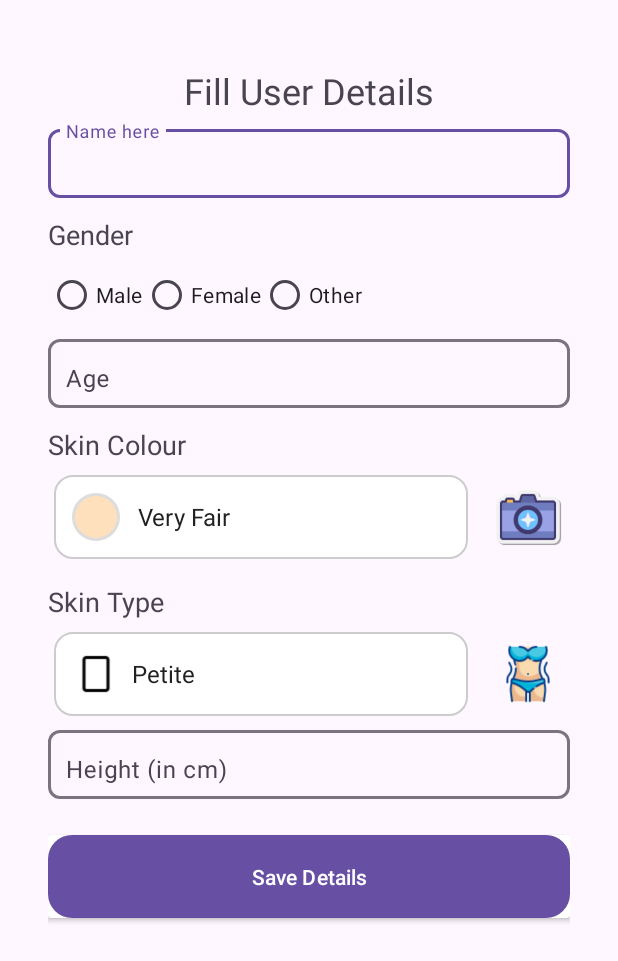
After one commit to miday-vishalkeshari/Dressify_android, an Android app: the FillUserDetailsActivity screen opened directly, with no data from a screen before it, on a phone screen of 412 x 824 dp. The commit adds this screen. Shown: the top 961 px of the screen. Run offline under Robolectric (Android 15) with nearby library versions, the light colour scheme and no system bars; our stand-ins replace Firebase (no records; nobody signed in at launch, a user with empty details on screens opened directly).

Commit message:
Backup Dressify48 added a filluserdeatil page when ne user login to get baseic detial to seggest gender based...

```diff
--- a/app/build.gradle.kts
+++ b/app/build.gradle.kts
@@ -77,4 +77,6 @@ dependencies {
     annotationProcessor("com.github.bumptech.glide:compiler:4.16.0")
 
     implementation("androidx.recyclerview:recyclerview:1.3.1")
+
+    implementation ("com.facebook.shimmer:shimmer:0.5.0")
 }
--- a/app/src/main/AndroidManifest.xml
+++ b/app/src/main/AndroidManifest.xml
@@ -15,6 +15,10 @@
         android:supportsRtl="true"
         android:theme="@style/Theme.Dressify"
         tools:targetApi="31">
+        <activity
+            android:name=".FillUserDetailsActivity"
+            android:windowSoftInputMode="adjustResize"
+            android:exported="false" />
         <activity
             android:name=".WishlistActivity"
             android:exported="false" />
--- /dev/null
+++ b/app/src/main/java/com/example/dressify/FillUserDetailsActivity.kt
@@ -0,0 +1,314 @@
+package com.example.dressify
+
+import android.Manifest
+import android.app.Activity
+import android.content.Intent
+import android.content.pm.PackageManager
+import android.graphics.Bitmap
+import android.os.Bundle
+import android.provider.MediaStore
+import android.util.Log
+import android.widget.*
+import androidx.activity.result.ActivityResultLauncher
+import androidx.activity.result.contract.ActivityResultContracts
+import androidx.appcompat.app.AppCompatActivity
+import androidx.core.app.ActivityCompat
+import androidx.core.content.ContextCompat
+import androidx.core.view.ViewCompat
+import androidx.core.view.WindowInsetsCompat
+import com.example.dressify.adapters.SkinColourAdapter
+import com.example.dressify.adapters.SkinTypeAdapter
+import com.google.firebase.firestore.FieldValue
+import com.google.firebase.firestore.FirebaseFirestore
+import java.io.ByteArrayOutputStream
+import java.util.UUID
+
+class FillUserDetailsActivity : AppCompatActivity() {
+
+    private lateinit var editTextName: EditText
+    private lateinit var genderRadioGroup: RadioGroup
+    private lateinit var editTextAge: EditText
+    private lateinit var skinColourSpinner: Spinner
+    private lateinit var skinTypeSpinner: Spinner
+    private lateinit var editTextHeight: EditText
+    private lateinit var saveButton: Button
+    private var userdocumentId: String? = null
+    private lateinit var db: FirebaseFirestore
+    private lateinit var photoPreviewLauncher: ActivityResultLauncher<Intent>
+    private lateinit var cameraLauncher: ActivityResultLauncher<Intent>
+    private var userEmail: String? = null
+    private var userName: String? = null
+
+    private val skinColours = listOf(
+        "Very Fair", "Fair", "Medium Fair", "Medium", "Medium Dark", "Dark", "Very Dark"
+    )
+    private val skinColourHexCodes = listOf(
+        0xFFFFE0BD.toInt(), 0xFFEECD9C.toInt(), 0xFFCEAA88.toInt(), 0xFFBE8C63.toInt(),
+        0xFF8D5524.toInt(), 0xFF7D451A.toInt(), 0xFF5C3317.toInt()
+    )
+    private val skinTypes = listOf(
+        "Petite", "Column Female", "Inverted Triangle Female", "Apple", "Brick",
+        "Pear", "Hourglass", "Full Hourglass", "Rectangle", "Square",
+        "Inverted Triangle Male", "Triangle", "Column Male", "Trapezium", "Circle", "Oval"
+    )
+    private val skinTypeIcons = listOf(
+        R.drawable.ic_rectangle, R.drawable.ic_column, R.drawable.ic_inverted_triangle, R.drawable.ic_apple, R.drawable.ic_rectangle,
+        R.drawable.ic_triangle, R.drawable.ic_hourglass, R.drawable.ic_full_hourglass, R.drawable.ic_rectangle, R.drawable.ic_square,
+        R.drawable.ic_inverted_triangle, R.drawable.ic_triangle, R.drawable.ic_column, R.drawable.ic_trapezium, R.drawable.ic_circle, R.drawable.ic_oval
+    )
+
+
+    override fun onCreate(savedInstanceState: Bundle?) {
+        super.onCreate(savedInstanceState)
+        setContentView(R.layout.activity_fill_user_details)
+
+        // Initialize Firestore
+        db = FirebaseFirestore.getInstance()
+
+        userEmail = intent.getStringExtra("email") // Fetch email from Intent
+        userName = intent.getStringExtra("name")  // Fetch name from Intent
+
+        // Initialize views
+        editTextName = findViewById(R.id.editTextName)
+        editTextName.setText(userName) // Set the name in the EditText
+
+        genderRadioGroup = findViewById(R.id.genderRadioGroup)
+        editTextAge = findViewById(R.id.editTextAge)
+        skinColourSpinner = findViewById(R.id.skinColourSpinner)
+        skinTypeSpinner = findViewById(R.id.skinTypeSpinner)
+        editTextHeight = findViewById(R.id.editTextHeight)
+        saveButton = findViewById(R.id.saveButton)
+
+
+
+        val scrollView = findViewById<ScrollView>(R.id.scrollView) // Add an ID to your ScrollView in XML
+
+        // Handle keyboard insets
+        ViewCompat.setOnApplyWindowInsetsListener(scrollView) { view, insets ->
+            val imeInsets = insets.getInsets(WindowInsetsCompat.Type.ime())
+            val systemInsets = insets.getInsets(WindowInsetsCompat.Type.systemBars())
+            view.setPadding(
+                systemInsets.left,
+                systemInsets.top,
+                systemInsets.right,
+                imeInsets.bottom
+            )
+            insets
+        }
+
+        val editTextFields = listOf(
+            findViewById<EditText>(R.id.editTextName),
+            findViewById<EditText>(R.id.editTextAge),
+            findViewById<EditText>(R.id.editTextHeight)
+        )
+
+        // Add focus change listener to each EditText
+        editTextFields.forEach { editText ->
+            editText.setOnFocusChangeListener { _, hasFocus ->
+                if (hasFocus) {
+                    scrollView.post {
+                        scrollView.smoothScrollTo(0, editText.bottom)
+                    }
+                }
+            }
+        }
+
+        setupSkinColourSpinner()
+        setupSkinTypeSpinner()
+        setupCameraLauncher()
+        setupBodyTypeInfoLauncher()
+
+        val nameInputLayout = findViewById<com.google.android.material.textfield.TextInputLayout>(R.id.nameInputLayout)
+        editTextName = findViewById(R.id.editTextName)
+
+        editTextName.setOnFocusChangeListener { _, hasFocus ->
+            if (!hasFocus) {
+                val name = editTextName.text.toString()
+                if (name.length > 15) {
+                    nameInputLayout.error = "Name must be 15 characters or less"
+                } else {
+                    nameInputLayout.error = null // Clear error
+                }
+            }
+        }
+
+        val ageInputLayout = findViewById<com.google.android.material.textfield.TextInputLayout>(R.id.ageInputLayout)
+        editTextAge = findViewById(R.id.editTextAge)
+
+        editTextAge.setOnFocusChangeListener { _, hasFocus ->
+            if (!hasFocus) {
+                val age = editTextAge.text.toString().toIntOrNull()
+                if (age == null || age !in 1..100) {
+                    ageInputLayout.error = "Age must be between 1 and 100"
+                } else {
+                    ageInputLayout.error = null // Clear error
+                }
+            }
+        }
+
+        // Initialize views
+        val heightInputLayout = findViewById<com.google.android.material.textfield.TextInputLayout>(R.id.heightInputLayout)
+        val editTextHeight = findViewById<EditText>(R.id.editTextHeight)
+
+        // Add focus change listener for height validation
+        editTextHeight.setOnFocusChangeListener { _, hasFocus ->
+            if (!hasFocus) {
+                val height = editTextHeight.text.toString().toIntOrNull()
+                if (height == null || height !in 50..250) {
+                    heightInputLayout.error = "Height must be between 50 and 250 cm"
+                } else {
+                    heightInputLayout.error = null // Clear error
+                }
+            }
+        }
+
+        // Save button click listener
+        saveButton.setOnClickListener {
+            addNewUserToFirebase()
+        }
+    }
+
+    private fun addNewUserToFirebase() {
+        val name = findViewById<EditText>(R.id.editTextName).text.toString()
+        val ageText = findViewById<EditText>(R.id.editTextAge).text.toString()
+        val heightText = findViewById<EditText>(R.id.editTextHeight).text.toString()
+
+        // Validate name length
+        if (name.length > 15) {
+            Toast.makeText(this, "Name must be 15 characters or less", Toast.LENGTH_SHORT).show()
+            return
+        }
+
+        // Validate age range
+        val age = ageText.toIntOrNull()
+        if (age == null || age !in 1..100) {
+            Toast.makeText(this, "Age must be between 1 and 100", Toast.LENGTH_SHORT).show()
+            return
+        }
+
+        // Validate height range
+        val height = heightText.toIntOrNull()
+        if (height == null || height !in 50..250) { // Example range: 50cm to 250cm
+            Toast.makeText(this, "Height must be between 50 and 250 cm", Toast.LENGTH_SHORT).show()
+            return
+        }
+
+        val usersCollection = db.collection("Dressify_users")
+
+        // Generate a unique ID based on the current time
+        val uniqueId = System.currentTimeMillis().toString()
+
+        val nameDetails = hashMapOf(
+            "emoji" to "0",
+            "id" to uniqueId,
+            "name" to name,
+            "age" to age.toString(),
+            "height" to height.toString(),
+            "gender" to when (findViewById<RadioGroup>(R.id.genderRadioGroup).checkedRadioButtonId) {
+                R.id.radioMale -> "Male"
+                R.id.radioFemale -> "Female"
+                R.id.radioOther -> "Other"
+                else -> null
+            },
+            "skinColour" to (skinColourSpinner.selectedItem?.toString() ?: ""),
+            "skinType" to (skinTypeSpinner.selectedItem?.toString() ?: "")
+        )
+
+        val newUser = hashMapOf(
+            "email" to userEmail,
+            "names" to listOf(nameDetails)
+        )
+
+        usersCollection.add(newUser)
+            .addOnSuccessListener { documentReference ->
+                Log.d("LoginActivity", "New user document created with ID: ${documentReference.id}")
+
+                // Pass the documentId to MainActivity
+                val intent = Intent(this, MainActivity::class.java)
+                intent.putExtra("documentId", documentReference.id)
+                startActivity(intent)
+                finish() // Close the current activity
+            }
+            .addOnFailureListener { exception ->
+                Log.e("LoginActivity", "Error creating user document: ${exception.message}")
+            }
+    }
+
+
+
+
+    private fun setupSkinColourSpinner() {
+        skinColourSpinner.adapter = SkinColourAdapter(this, skinColours, skinColourHexCodes)
+
+        photoPreviewLauncher = registerForActivityResult(ActivityResultContracts.StartActivityForResult()) { result ->
+            if (result.resultCode == Activity.RESULT_OK) {
+                val selectedSkinColor = result.data?.getStringExtra("selectedSkinColor")
+                selectedSkinColor?.let {
+                    val position = skinColours.indexOf(it)
+                    if (position != -1) skinColourSpinner.setSelection(position)
+                }
+            }
+        }
+    }
+
+    private fun setupSkinTypeSpinner() {
+        skinTypeSpinner.adapter = SkinTypeAdapter(this, skinTypes, skinTypeIcons)
+    }
+
+    private fun setupCameraLauncher() {
+        cameraLauncher = registerForActivityResult(ActivityResultContracts.StartActivityForResult()) { result ->
+            if (result.resultCode == Activity.RESULT_OK) {
+                val imageBitmap = result.data?.extras?.get("data") as? Bitmap
+                imageBitmap?.let {
+                    val intent = Intent(this, PhotoPreviewActivity::class.java)
+                    val stream = ByteArrayOutputStream()
+                    it.compress(Bitmap.CompressFormat.PNG, 100, stream)
+                    intent.putExtra("capturedImage", stream.toByteArray())
+                    photoPreviewLauncher.launch(intent)
+                } ?: Toast.makeText(this, "Failed to capture image", Toast.LENGTH_SHORT).show()
+            }
+        }
+
+        findViewById<ImageView>(R.id.cameraIconSkinColour).setOnClickListener {
+            if (ContextCompat.checkSelfPermission(this, Manifest.permission.CAMERA) != PackageManager.PERMISSION_GRANTED) {
+                ActivityCompat.requestPermissions(this, arrayOf(Manifest.permission.CAMERA), 100)
+            } else {
+                openCamera()
+            }
+        }
+    }
+
+    private fun setupBodyTypeInfoLauncher() {
+        val bodyTypeLauncher = registerForActivityResult(ActivityResultContracts.StartActivityForResult()) { result ->
+            if (result.resultCode == Activity.RESULT_OK) {
+                val selectedBodyTypeIndex = result.data?.getIntExtra("selectedBodyTypeIndex", -1)
+                selectedBodyTypeIndex?.takeIf { it in 0 until skinTypeSpinner.adapter.count }?.let {
+                    skinTypeSpinner.setSelection(it)
+                }
+            }
+        }
+
+        findViewById<ImageView>(R.id.bodyTypeInfoIcon).setOnClickListener {
+            val intent = Intent(this, BodyTypeGalleryActivity::class.java)
+            bodyTypeLauncher.launch(intent)
+        }
+    }
+
+    private fun openCamera() {
+        val cameraIntent = Intent(MediaStore.ACTION_IMAGE_CAPTURE)
+        if (cameraIntent.resolveActivity(packageManager) != null) {
+            cameraLauncher.launch(cameraIntent)
+        } else {
+            Toast.makeText(this, "No camera app found!", Toast.LENGTH_SHORT).show()
+        }
+    }
+
+    override fun onRequestPermissionsResult(requestCode: Int, permissions: Array<out String>, grantResults: IntArray) {
+        super.onRequestPermissionsResult(requestCode, permissions, grantResults)
+        if (requestCode == 100 && grantResults.isNotEmpty() && grantResults[0] == PackageManager.PERMISSION_GRANTED) {
+            openCamera()
+        } else {
+            Toast.makeText(this, "Camera permission denied. If you have denied it multiple times, please clear app data to allow access.", Toast.LENGTH_SHORT).show()
+        }
+    }
+}
--- /dev/null
+++ b/app/src/main/res/layout/activity_fill_user_details.xml
@@ -0,0 +1,239 @@
+<?xml version="1.0" encoding="utf-8"?>
+<androidx.constraintlayout.widget.ConstraintLayout xmlns:android="http://schemas.android.com/apk/res/android"
+    xmlns:app="http://schemas.android.com/apk/res-auto"
+    xmlns:tools="http://schemas.android.com/tools"
+    android:layout_width="match_parent"
+    android:layout_height="match_parent"
+    android:padding="16dp"
+    tools:context=".FillUserDetailsActivity">
+
+    <ScrollView
+        android:id="@+id/scrollView"
+        android:layout_width="match_parent"
+        android:layout_height="match_parent"
+        android:padding="16dp">
+
+
+        <LinearLayout
+            android:layout_width="match_parent"
+            android:layout_height="wrap_content"
+            android:orientation="vertical">
+
+            <TextView
+                android:layout_width="wrap_content"
+                android:layout_height="wrap_content"
+                android:text="Fill User Details"
+                android:textSize="24sp"
+                android:layout_gravity="center"
+                android:layout_marginTop="12dp"
+                android:layout_marginBottom="4dp" />
+
+
+
+            <com.google.android.material.textfield.TextInputLayout
+                android:id="@+id/nameInputLayout"
+                android:layout_width="match_parent"
+                android:layout_height="wrap_content"
+                android:hint="Name here"
+                app:boxStrokeWidth="2dp"
+                app:boxStrokeWidthFocused="2dp"
+                app:boxBackgroundMode="outline"
+                app:boxCornerRadiusTopStart="8dp"
+                app:boxCornerRadiusTopEnd="8dp"
+                app:boxCornerRadiusBottomStart="8dp"
+                app:boxCornerRadiusBottomEnd="8dp">
+
+                <EditText
+                    android:id="@+id/editTextName"
+                    android:layout_width="match_parent"
+                    android:layout_height="wrap_content"
+                    android:inputType="textPersonName"
+                    android:paddingStart="12dp"
+                    android:paddingEnd="12dp"
+                    android:paddingTop="16dp"
+                    android:paddingBottom="8dp"
+                    android:background="@null" />
+            </com.google.android.material.textfield.TextInputLayout>
+
+            <TextView
+                android:layout_width="wrap_content"
+                android:layout_height="wrap_content"
+                android:text="Gender"
+                android:textSize="18sp"
+                android:layout_marginTop="12dp"
+                android:layout_marginBottom="4dp" />
+
+            <RadioGroup
+                android:id="@+id/genderRadioGroup"
+                android:layout_width="match_parent"
+                android:layout_height="wrap_content"
+                android:orientation="horizontal">
+
+                <RadioButton
+                    android:id="@+id/radioMale"
+                    android:layout_width="wrap_content"
+                    android:layout_height="wrap_content"
+                    android:text="Male" />
+
+                <RadioButton
+                    android:id="@+id/radioFemale"
+                    android:layout_width="wrap_content"
+                    android:layout_height="wrap_content"
+                    android:text="Female" />
+
+                <RadioButton
+                    android:id="@+id/radioOther"
+                    android:layout_width="wrap_content"
+                    android:layout_height="wrap_content"
+                    android:text="Other" />
+            </RadioGroup>
+
+
+
+            <com.google.android.material.textfield.TextInputLayout
+                android:id="@+id/ageInputLayout"
+                android:layout_width="match_parent"
+                android:layout_height="wrap_content"
+                android:hint="Age"
+                app:boxStrokeWidth="2dp"
+                app:boxStrokeWidthFocused="2dp"
+                app:boxBackgroundMode="outline"
+                app:boxCornerRadiusTopStart="8dp"
+                app:boxCornerRadiusTopEnd="8dp"
+                app:boxCornerRadiusBottomStart="8dp"
+                app:boxCornerRadiusBottomEnd="8dp">
+
+                <EditText
+                    android:id="@+id/editTextAge"
+                    android:layout_width="match_parent"
+                    android:layout_height="wrap_content"
+                    android:inputType="number"
+                    android:paddingStart="12dp"
+                    android:paddingEnd="12dp"
+                    android:paddingTop="16dp"
+                    android:paddingBottom="8dp"
+                    android:background="@null" />
+            </com.google.android.material.textfield.TextInputLayout>
+
+            <TextView
+                android:layout_width="wrap_content"
+                android:layout_height="wrap_content"
+                android:text="Skin Colour"
+                android:textSize="18sp"
+                android:layout_marginTop="12dp"
+                android:layout_marginBottom="4dp" />
+
+            <LinearLayout
+                android:layout_width="match_parent"
+                android:layout_height="wrap_content"
+                android:orientation="horizontal"
+                android:padding="4dp"
+                android:gravity="center_vertical">
+
+                <Spinner
+                    android:id="@+id/skinColourSpinner"
+                    android:layout_width="0dp"
+                    android:layout_height="wrap_content"
+                    android:layout_weight="1"
+                    android:spinnerMode="dropdown"
+                    android:background="@drawable/spinner_bg"
+                    android:padding="4dp" />
+
+                <ImageView
+                    android:id="@+id/cameraIconSkinColour"
+                    android:src="@drawable/ic_camera"
+                    android:layout_marginStart="16dp"
+                    android:layout_width="48dp"
+                    android:layout_height="48dp" />
+            </LinearLayout>
+
+            <TextView
+                android:layout_width="wrap_content"
+                android:layout_height="wrap_content"
+                android:text="Skin Type"
+                android:textSize="18sp"
+                android:layout_marginTop="12dp"
+                android:layout_marginBottom="4dp" />
+
+            <LinearLayout
+                android:layout_width="match_parent"
+                android:layout_height="wrap_content"
+                android:orientation="horizontal"
+                android:padding="4dp"
+                android:gravity="center_vertical">
+
+                <Spinner
+                    android:id="@+id/skinTypeSpinner"
+                    android:layout_width="0dp"
+                    android:layout_height="wrap_content"
+                    android:layout_weight="1"
+                    android:spinnerMode="dropdown"
+                    android:background="@drawable/spinner_bg"
+                    android:padding="4dp" />
+
+                <ImageView
+                    android:id="@+id/bodyTypeInfoIcon"
+                    android:layout_width="48dp"
+                    android:layout_height="48dp"
+                    android:layout_marginStart="16dp"
+                    android:src="@drawable/body_type_info_icon"
+                    android:contentDescription="View images"
+                    android:background="?attr/selectableItemBackgroundBorderless"
+                    android:padding="4dp" />
+
+                <ImageView
+                    android:id="@+id/cameraIconSkinType"
+                    android:src="@drawable/ic_camera"
+                    android:layout_marginStart="16dp"
+                    android:layout_width="42dp"
+                    android:visibility="gone"
+                    android:layout_height="42dp" />
+            </LinearLayout>
+
+
+            <com.google.android.material.textfield.TextInputLayout
+                android:id="@+id/heightInputLayout"
+                android:layout_width="match_parent"
+                android:layout_height="wrap_content"
+                android:hint="Height (in cm)"
+                app:boxStrokeWidth="2dp"
+                app:boxStrokeWidthFocused="2dp"
+                app:boxBackgroundMode="outline"
+                app:boxCornerRadiusTopStart="8dp"
+                app:boxCornerRadiusTopEnd="8dp"
+                app:boxCornerRadiusBottomStart="8dp"
+                app:boxCornerRadiusBottomEnd="8dp">
+
+                <EditText
+                    android:id="@+id/editTextHeight"
+                    android:layout_width="match_parent"
+                    android:layout_height="wrap_content"
+                    android:inputType="number"
+                    android:paddingStart="12dp"
+                    android:paddingEnd="12dp"
+                    android:paddingTop="16dp"
+                    android:paddingBottom="8dp"
+                    android:background="@null" />
+            </com.google.android.material.textfield.TextInputLayout>
+            <androidx.cardview.widget.CardView
+                android:layout_width="match_parent"
+                android:layout_height="wrap_content"
+                android:elevation="6dp"
+                android:radius="12dp"
+                android:padding="16dp"
+                android:layout_marginTop="24dp"
+                android:layout_marginBottom="16dp">
+
+                <Button
+                    android:id="@+id/saveButton"
+                    android:layout_width="match_parent"
+                    android:layout_height="wrap_content"
+                    android:text="Save Details"
+                    android:background="@drawable/all_rounded_corners"
+                    android:textColor="@color/white"
+                    android:padding="14dp" />
+            </androidx.cardview.widget.CardView>
+        </LinearLayout>
+    </ScrollView>
+
+</androidx.constraintlayout.widget.ConstraintLayout>
--- a/app/src/main/res/layout/activity_main.xml
+++ b/app/src/main/res/layout/activity_main.xml
@@ -185,6 +185,8 @@
             </LinearLayout>
         </LinearLayout>
 
+
+
         <!-- RecyclerView -->
         <androidx.recyclerview.widget.RecyclerView
             android:id="@+id/imageRecyclerView"
```
Also changed, not shown: app/src/main/java/com/example/dressify/LoginActivity.kt (+7 -33 lines), app/src/main/java/com/example/dressify/MainActivity.kt (+6 -3 lines), app/src/main/java/com/example/dressify/RoleSettingActivity.kt (+11 -2 lines).
